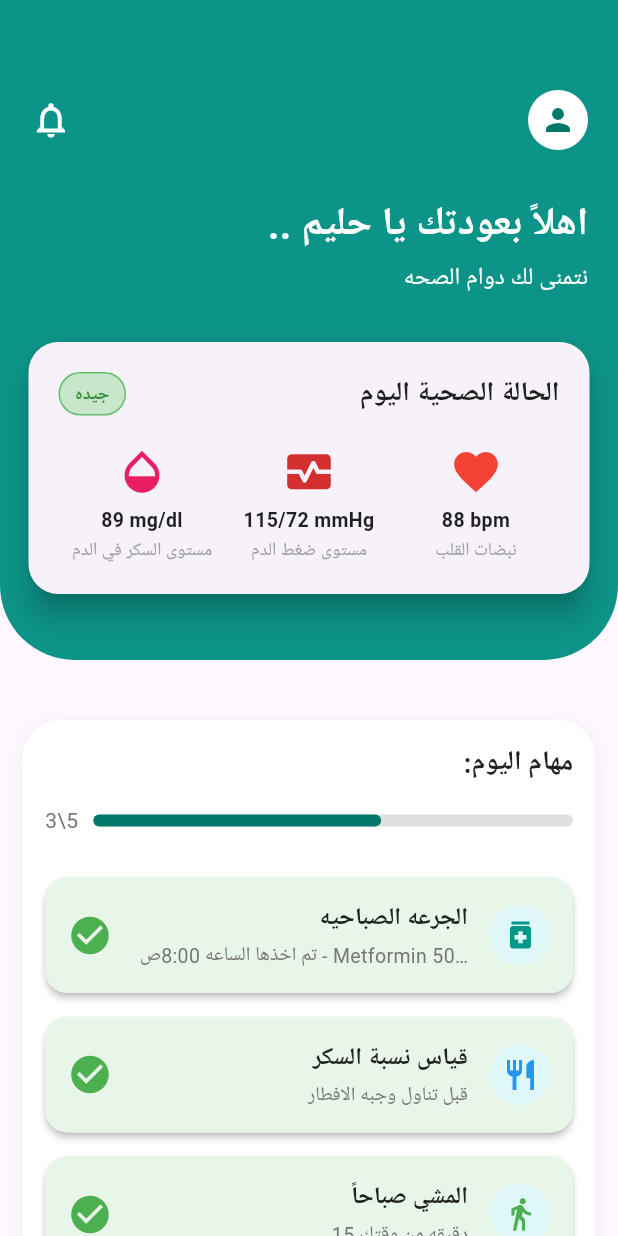
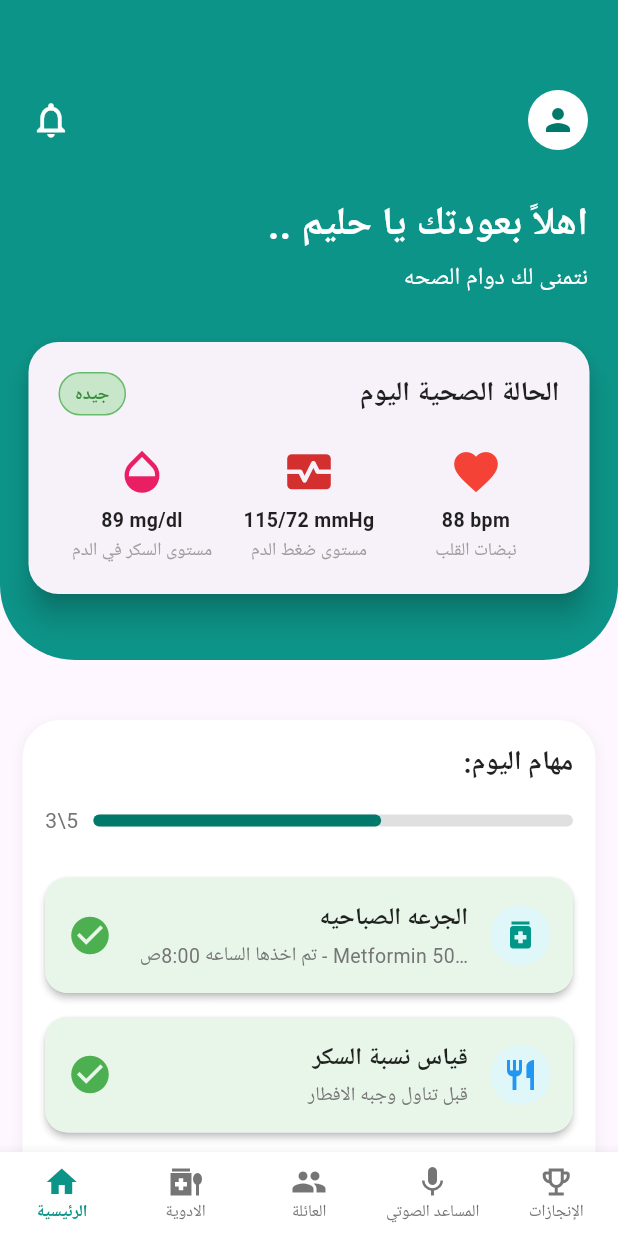
Before and after one commit to anas56u/health-compass, a Flutter app: the screen it shows after launch, on a phone screen of 412 x 824 dp. Run offline on Flutter 3.47's test engine with Material 3 defaults, Android fonts, the phone set to English and light mode, and no system bars; our stand-ins replace firebase_auth, firebase_core, google_fonts, intl_phone_field, modal_progress_hud_nsn; accounts and stored records are empty; Roboto replaces fonts that are missing (Tajawal).

Commit message:
finsh patient view

```diff
--- a/lib/screens/PatientView_body.dart
+++ b/lib/screens/PatientView_body.dart
@@ -3,16 +3,69 @@ import 'package:google_fonts/google_fonts.dart';
 import 'package:health_compass/widgets/Accessibility_facilities.dart';
 import 'package:health_compass/widgets/Taskitem_buider.dart';
 import 'package:health_compass/widgets/HealthStatus_Card.dart';
+import 'package:health_compass/widgets/WeeklyChallenge.dart';
 import 'package:health_compass/widgets/custom_text.dart';
 import 'package:health_compass/widgets/daily_tasks.dart';
 import 'package:health_compass/widgets/header_patientview.dart';
 
-class Patientview_body extends StatelessWidget {
+class Patientview_body extends StatefulWidget {
   const Patientview_body({super.key});
+
+  @override
+  State<Patientview_body> createState() => _Patientview_bodyState();
+}
+
+class _Patientview_bodyState extends State<Patientview_body> {
+  int _selectedIndex = 0;
+  final Color _activeColor = const Color(0xFF0D9488);
+  final Color _inactiveColor = Colors.grey.shade600;
+  void _onItemTapped(int index) {
+    setState(() {
+      _selectedIndex = index;
+    });
+  }
 
   @override
   Widget build(BuildContext context) {
     return Scaffold(
+      bottomNavigationBar: BottomNavigationBar(
+        type: BottomNavigationBarType.fixed,
+        backgroundColor: Colors.white,
+
+        selectedItemColor: _activeColor,
+        unselectedItemColor: _inactiveColor,
+
+        selectedLabelStyle: TextStyle(
+          fontWeight: FontWeight.bold,
+          color: _activeColor,
+          fontSize: 11,
+        ),
+        unselectedLabelStyle: TextStyle(
+          fontWeight: FontWeight.normal,
+          color: _inactiveColor,
+          fontSize: 11,
+        ),
+
+        currentIndex: _selectedIndex,
+        onTap: _onItemTapped,
+
+        items: const [
+          BottomNavigationBarItem(icon: Icon(Icons.home), label: 'الرئيسية'),
+          BottomNavigationBarItem(
+            icon: Icon(Icons.medication_liquid_outlined),
+            label: 'الادوية',
+          ),
+          BottomNavigationBarItem(icon: Icon(Icons.group), label: 'العائلة'),
+          BottomNavigationBarItem(
+            icon: Icon(Icons.mic),
+            label: 'المساعد الصوتي',
+          ),
+          BottomNavigationBarItem(
+            icon: Icon(Icons.emoji_events_outlined),
+            label: 'الإنجازات',
+          ),
+        ],
+      ),
       body: SingleChildScrollView(
         child: Column(
           children: [
@@ -20,6 +73,7 @@ class Patientview_body extends StatelessWidget {
             SizedBox(height: 20),
             DailyTasks(),
             AccessibilityFacilities(),
+            buildWeeklyChallenges(),
           ],
         ),
       ),
--- a/lib/widgets/Taskitem_buider.dart
+++ b/lib/widgets/Taskitem_buider.dart
@@ -3,7 +3,6 @@ import 'package:google_fonts/google_fonts.dart';
 import 'package:health_compass/models/taskitem_model.dart';
 
 class Taskitem_buider extends StatelessWidget {
-
   final Taskitem_Model task;
 
   const Taskitem_buider({super.key, required this.task});
--- a/lib/widgets/header_patientview.dart
+++ b/lib/widgets/header_patientview.dart
@@ -1,12 +1,9 @@
-
 import 'package:flutter/material.dart';
 import 'package:google_fonts/google_fonts.dart';
 import 'package:health_compass/widgets/HealthStatus_Card.dart';
 
 class header_patientview extends StatelessWidget {
-  const header_patientview({
-    super.key,
-  });
+  const header_patientview({super.key});
 
   @override
   Widget build(BuildContext context) {
@@ -84,11 +81,11 @@ class header_patientview extends StatelessWidget {
             ),
           ),
           Positioned(
-          left: 15,
-          right: 15,
-          bottom: 40,
-          child: HealthStatusCard() ,
-        ),
+            left: 15,
+            right: 15,
+            bottom: 40,
+            child: HealthStatusCard(),
+          ),
         ],
       ),
     );
```
Also changed, not shown: lib/widgets/Metric_Item.dart (+2 -9 lines), lib/widgets/WeeklyChallenge.dart (added, +171 -0 lines).
